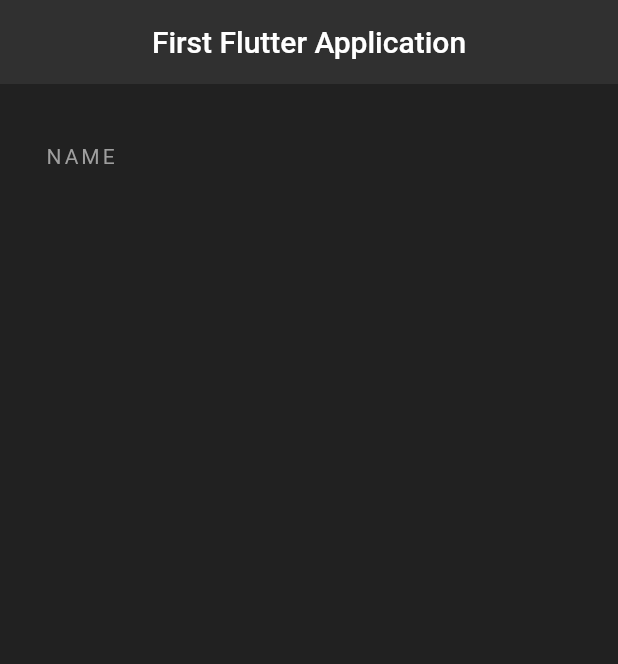
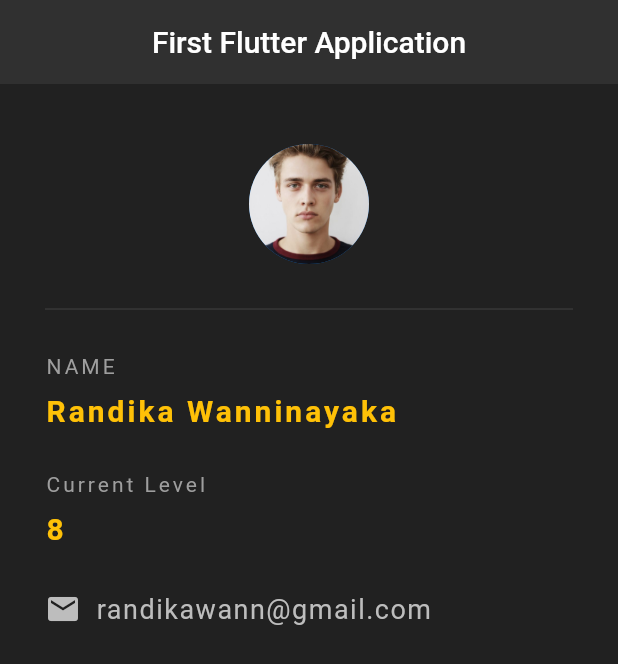
Before and after one commit to randikawann/1stFlutterApp20200405, a Flutter app: the screen it shows after launch, on a phone screen of 412 x 824 dp. Shown: the top 664 px of the screen. Run offline on Flutter 3.47's test engine with Material 2 defaults, Android fonts, the phone set to English and light mode, and no system bars.

```diff
--- a/lib/main.dart
+++ b/lib/main.dart
@@ -18,14 +18,71 @@ class RanCard extends StatelessWidget {
       body: Padding(
         padding: EdgeInsets.fromLTRB(30.0, 40.0, 30.0, 0),
         child: Column(
+          crossAxisAlignment: CrossAxisAlignment.start,
           children: <Widget>[
+            Center(
+              child: CircleAvatar(
+                backgroundImage: AssetImage('assets/defaultperson.jpg'),
+                radius: 40.0,
+              ),
+            ),
+            Divider(
+              height: 60.0,
+              color: Colors.grey[800],
+            ),
             Text(
               "NAME",
               style: TextStyle(
                 color: Colors.grey,
                 letterSpacing: 2.0,
               ),
-            )
+            ),
+            SizedBox(height: 10.0,),
+            Text(
+              "Randika Wanninayaka",
+              style: TextStyle(
+                color: Colors.amber,
+                letterSpacing: 2.0,
+                fontSize: 20.0,
+                fontWeight: FontWeight.bold,
+              ),
+            ),
+            SizedBox(height: 30.0,),
+            Text(
+              "Current Level",
+              style: TextStyle(
+                color: Colors.grey,
+                letterSpacing: 2.0,
+              ),
+            ),
+            SizedBox(height: 10.0,),
+            Text(
+              "8",
+              style: TextStyle(
+                color: Colors.amber,
+                letterSpacing: 2.0,
+                fontSize: 20.0,
+                fontWeight: FontWeight.bold,
+              ),
+            ),
+            SizedBox(height: 30.0,),
+            Row(
+              children: <Widget>[
+                Icon(
+                  Icons.email,
+                  color: Colors.grey[400],
+                ),
+                SizedBox(width: 10.0,),
+                Text(
+                  'randikawann@gmail.com',
+                  style: TextStyle(
+                    color: Colors.grey[400],
+                    fontSize: 18.0,
+                    letterSpacing: 1.0,
+                  ),
+                ),
+              ],
+            ),
           ],
         ),
       ),
--- a/pubspec.yaml
+++ b/pubspec.yaml
@@ -44,6 +44,8 @@ flutter:
   # assets:
   #   - images/a_dot_burr.jpeg
   #   - images/a_dot_ham.jpeg
+  assets:
+    - assets/defaultperson.jpg
 
   # An image asset can refer to one or more resolution-specific "variants", see
   # https://flutter.dev/assets-and-images/#resolution-aware.
```
Also changed, not shown: assets/defaultperson.jpg (added), branchscreenshot/02profile.png (added), branchscreenshot/branchscreenshot.png (added), 1 other file.
